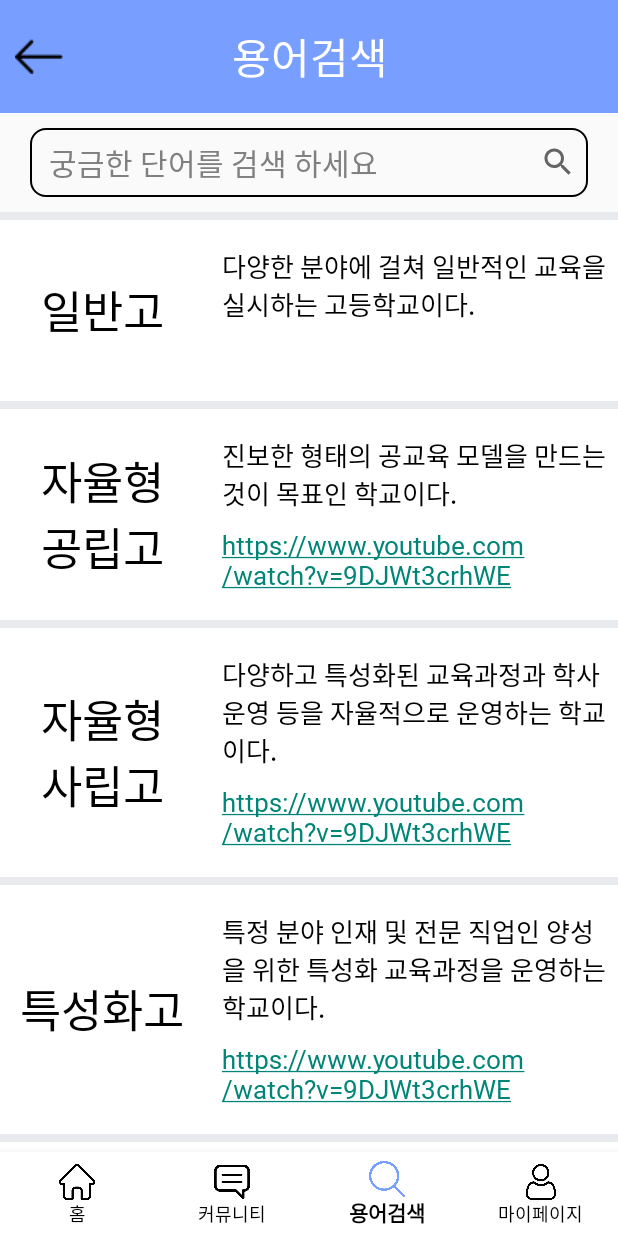
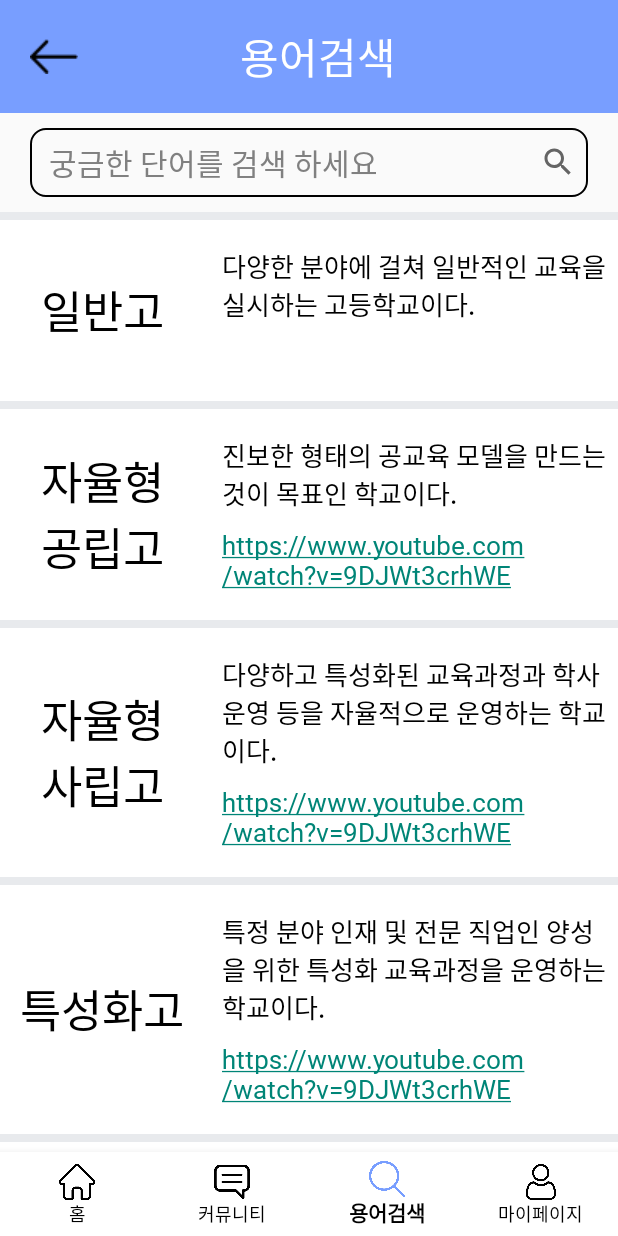
Before and after one commit to MO-LA/Mola_Android, an Android app: the WordSearchActivity screen opened directly, with no data from a screen before it, on a phone screen of 412 x 824 dp. Run offline under Robolectric (Android 15) with nearby library versions, the phone set to English and light mode, and no system bars.

Commit message:
Update activity_word_search.xml

```diff
--- a/app/src/main/res/layout/activity_word_search.xml
+++ b/app/src/main/res/layout/activity_word_search.xml
@@ -17,7 +17,7 @@
             android:layout_width="wrap_content"
             android:layout_height="wrap_content"
             android:layout_gravity="center"
-            android:layout_marginLeft="10dp"
+            android:layout_marginLeft="20dp"
             android:background="@drawable/backarrow" />
 
         <LinearLayout
```
